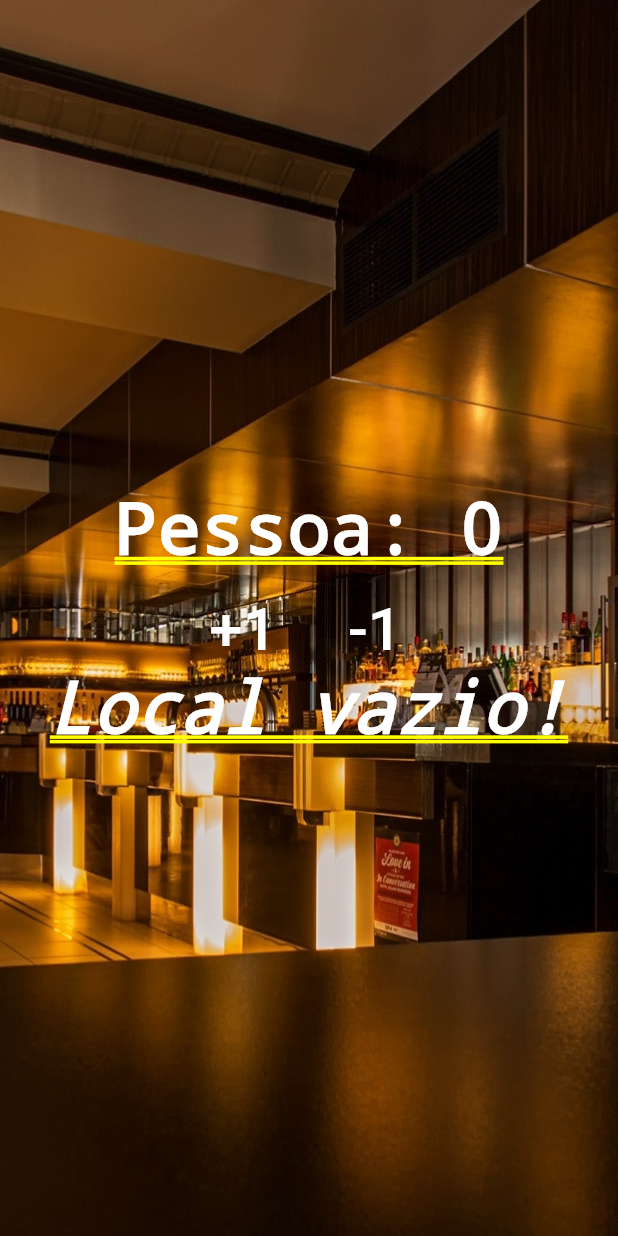
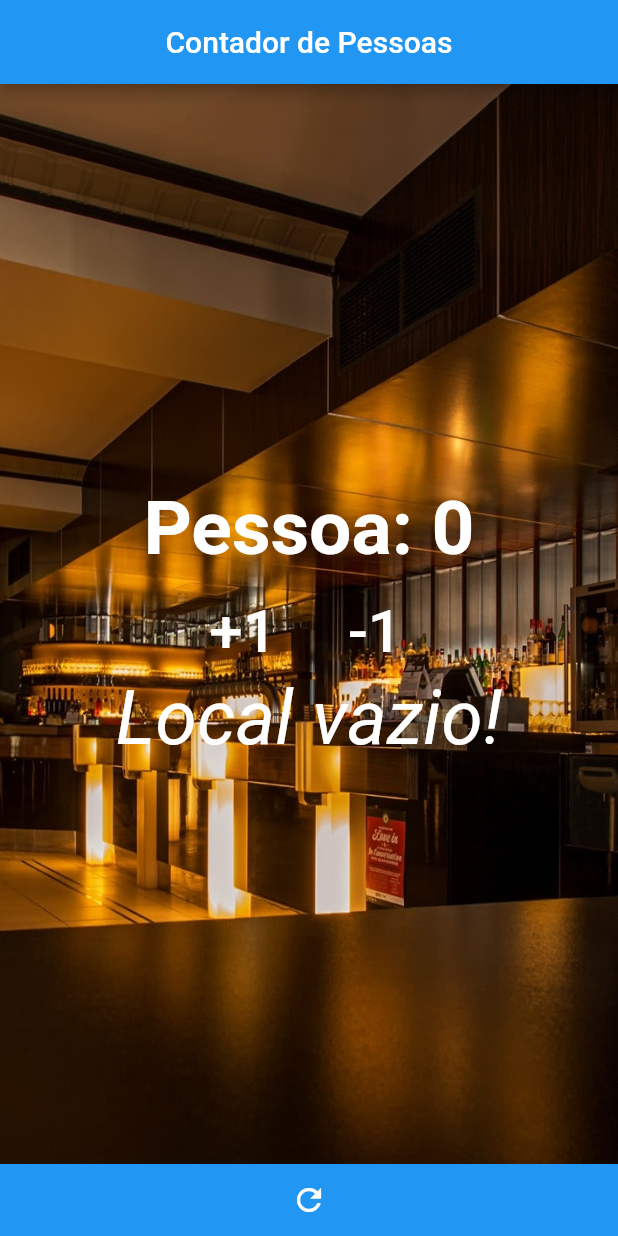
Before and after one commit to fillipe-felix/contador_pessoas_flutter, a Flutter app: the screen it shows after launch, on a phone screen of 412 x 824 dp. Run offline on Flutter 3.47's test engine with Material 2 defaults, Android fonts, the phone set to English and light mode, and no system bars.

Commit message:
Adicinei um widget Scaffold para adicionar uma appBar e bottomNavigation para resetar a tela

```diff
--- a/lib/main.dart
+++ b/lib/main.dart
@@ -17,16 +17,14 @@ class _HomeState extends State<Home> {
   int _people = 0;
   String _infoText = "Local vazio!";
 
-
   void _changePeople(int value) {
     setState(() {
-
       _people += value;
 
-      if(_people < 0 || _people == 0){
+      if (_people < 0 || _people == 0) {
         _infoText = "Local vazio";
         _people = 0;
-      } else if(_people <= 10){
+      } else if (_people <= 10) {
         _infoText = "Pode entrar";
       } else {
         _infoText = "Local lotado";
@@ -35,9 +33,36 @@ class _HomeState extends State<Home> {
     });
   }
 
+  void _reset() {
+    setState(() {
+      _people = 0;
+      _infoText = "Local vazio";
+    });
+  }
+
   @override
   Widget build(BuildContext context) {
-    return Stack(
+    return Scaffold(
+      appBar: AppBar(
+        title: Text("Contador de Pessoas"),
+        centerTitle: true,
+      ),
+      bottomNavigationBar: new BottomAppBar(
+        color: Colors.blue,
+        child: Row(
+          mainAxisAlignment: MainAxisAlignment.center,
+          children: <Widget>[
+            IconButton(
+              onPressed: () {
+                _reset();
+              },
+              icon: Icon(Icons.refresh),
+              color: Colors.white,
+            ),
+          ],
+        ),
+      ),
+      body: Stack(
         children: <Widget>[
           Image.asset(
             "images/background.jpg",
@@ -49,10 +74,10 @@ class _HomeState extends State<Home> {
             children: <Widget>[
               Text(
                 "Pessoa: $_people",
-              style: TextStyle(color: Colors.white, fontWeight: FontWeight.bold),
+                style: TextStyle(color: Colors.white, fontWeight: FontWeight.bold, fontSize: 50),
               ),
               Padding(
-              padding: const EdgeInsets.fromLTRB(0.0, 15.0, 0.0, 0.0),
+                padding: const EdgeInsets.fromLTRB(0.0, 15.0, 0.0, 5.0),
                 child: Row(
                   mainAxisAlignment: MainAxisAlignment.center,
                   children: <Widget>[
@@ -79,11 +104,12 @@ class _HomeState extends State<Home> {
               ),
               Text(
                 _infoText,
-              style: TextStyle(color: Colors.white, fontStyle: FontStyle.italic),
+                style: TextStyle(color: Colors.white, fontStyle: FontStyle.italic, fontSize: 50),
               )
             ],
           ),
         ],
+      ),
     );
   }
 }
```
Lines whose indentation alone changed are shown as unchanged.
